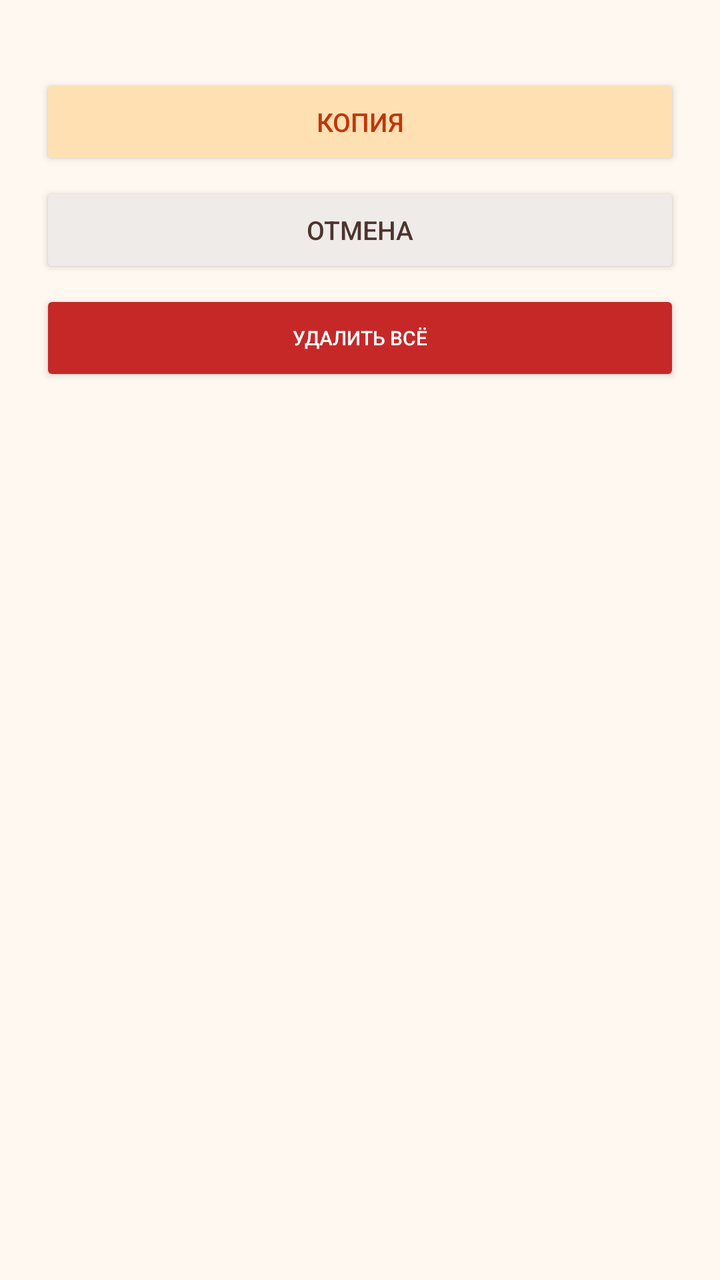
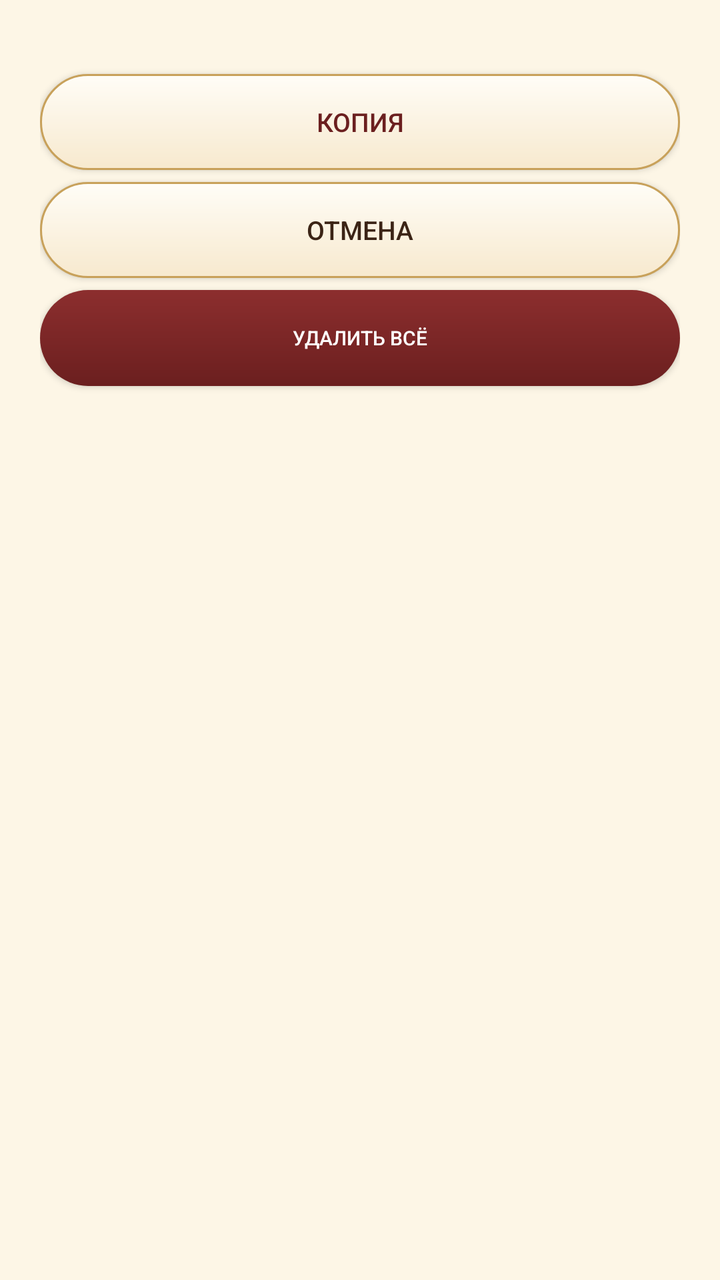

Two renders of the same Android screen: before a commit and after it. Below are the layout's source before the change and the commit's diff.
<!-- AndroidManifest.xml: application theme AppTheme -->
<!-- res/layout/dialog_confirm_delete.xml -->
<?xml version="1.0" encoding="utf-8"?>
<LinearLayout xmlns:android="http://schemas.android.com/apk/res/android"
    android:layout_width="match_parent"
    android:layout_height="wrap_content"
    android:orientation="vertical"
    android:paddingLeft="20dp"
    android:paddingRight="20dp"
    android:paddingTop="4dp"
    android:paddingBottom="8dp">

    <TextView
        android:id="@+id/tvDeleteAllMessage"
        android:layout_width="match_parent"
        android:layout_height="wrap_content"
        android:textColor="#5D4037"
        android:textSize="14sp"
        android:lineSpacingExtra="2dp"
        android:text="" />

    <Button
        android:id="@+id/btnDeleteAllBackup"
        android:layout_width="match_parent"
        android:layout_height="wrap_content"
        android:layout_marginTop="14dp"
        android:text="Копия"
        android:textSize="13sp"
        android:backgroundTint="#FFE0B2"
        android:textColor="#BF360C" />

    <Button
        android:id="@+id/btnDeleteAllCancel"
        android:layout_width="match_parent"
        android:layout_height="wrap_content"
        android:layout_marginTop="6dp"
        android:text="Отмена"
        android:textSize="13sp"
        android:backgroundTint="#EFEBE9"
        android:textColor="#4E342E" />

    <Button
        android:id="@+id/btnDeleteAllConfirm"
        android:layout_width="match_parent"
        android:layout_height="wrap_content"
        android:layout_marginTop="6dp"
        android:text="Удалить всё"
        android:textSize="10sp"
        android:backgroundTint="#C62828"
        android:textColor="#FFFFFF" />
</LinearLayout>
<!-- resources referenced by this layout -->
<resources>
  <style name="AppTheme" parent="@android:style/Theme.Material.Light.NoActionBar">
          <item name="android:colorPrimary">#E65100</item>
          <item name="android:colorPrimaryDark">#BF360C</item>
          <item name="android:colorAccent">#E65100</item>
          <item name="android:windowBackground">#FFF8F0</item>
      </style>
</resources>

<!-- the commit's change to res/layout/dialog_confirm_delete.xml (unified diff, before → after) -->
@@ -12,7 +12,7 @@
         android:id="@+id/tvDeleteAllMessage"
         android:layout_width="match_parent"
         android:layout_height="wrap_content"
-        android:textColor="#5D4037"
+        android:textColor="@color/ink"
         android:textSize="14sp"
         android:lineSpacingExtra="2dp"
         android:text="" />
@@ -24,8 +24,8 @@
         android:layout_marginTop="14dp"
         android:text="Копия"
         android:textSize="13sp"
-        android:backgroundTint="#FFE0B2"
-        android:textColor="#BF360C" />
+        android:background="@drawable/btn_gold"
+        android:textColor="@color/maroon" />
 
     <Button
         android:id="@+id/btnDeleteAllCancel"
@@ -34,8 +34,8 @@
         android:layout_marginTop="6dp"
         android:text="Отмена"
         android:textSize="13sp"
-        android:backgroundTint="#EFEBE9"
-        android:textColor="#4E342E" />
+        android:background="@drawable/btn_gold"
+        android:textColor="@color/ink" />
 
     <Button
         android:id="@+id/btnDeleteAllConfirm"
@@ -44,6 +44,6 @@
         android:layout_marginTop="6dp"
         android:text="Удалить всё"
         android:textSize="10sp"
-        android:backgroundTint="#C62828"
-        android:textColor="#FFFFFF" />
+        android:background="@drawable/btn_danger"
+        android:textColor="@color/white" />
 </LinearLayout>
<!-- resource entries referenced after the edit -->
@@ -1,10 +1,38 @@
 <!-- resources referenced by this layout -->
 <resources>
+  <color name="ink">#3B2416</color>
+  <color name="maroon">#6B1F1F</color>
+  <color name="white">#FFFFFF</color>
+  <!-- drawable btn_danger (drawable) -->
+  <?xml version="1.0" encoding="utf-8"?>
+  <shape xmlns:android="http://schemas.android.com/apk/res/android"
+      android:shape="rectangle">
+      <gradient
+          android:angle="270"
+          android:startColor="#8C2E2E"
+          android:endColor="#6B1F1F" />
+      <corners android:radius="24dp" />
+  </shape>
+  <!-- drawable btn_gold (drawable) -->
+  <?xml version="1.0" encoding="utf-8"?>
+  <shape xmlns:android="http://schemas.android.com/apk/res/android"
+      android:shape="rectangle">
+      <gradient
+          android:angle="270"
+          android:startColor="#FFFDF7"
+          android:endColor="#F7E9CE" />
+      <corners android:radius="24dp" />
+      <stroke
+          android:width="1dp"
+          android:color="#C8A15A" />
+  </shape>
   <style name="AppTheme" parent="@android:style/Theme.Material.Light.NoActionBar">
-          <item name="android:colorPrimary">#E65100</item>
-          <item name="android:colorPrimaryDark">#BF360C</item>
-          <item name="android:colorAccent">#E65100</item>
-          <item name="android:windowBackground">#FFF8F0</item>
+          <item name="android:colorPrimary">#C1440E</item>
+          <item name="android:colorPrimaryDark">#8C2E08</item>
+          <item name="android:colorAccent">#C8A15A</item>
+          <item name="android:windowBackground">#FDF6E6</item>
+          <item name="android:textColorPrimary">#3B2416</item>
+          <item name="android:textColorSecondary">#8A6A52</item>
       </style>
 </resources>
 
